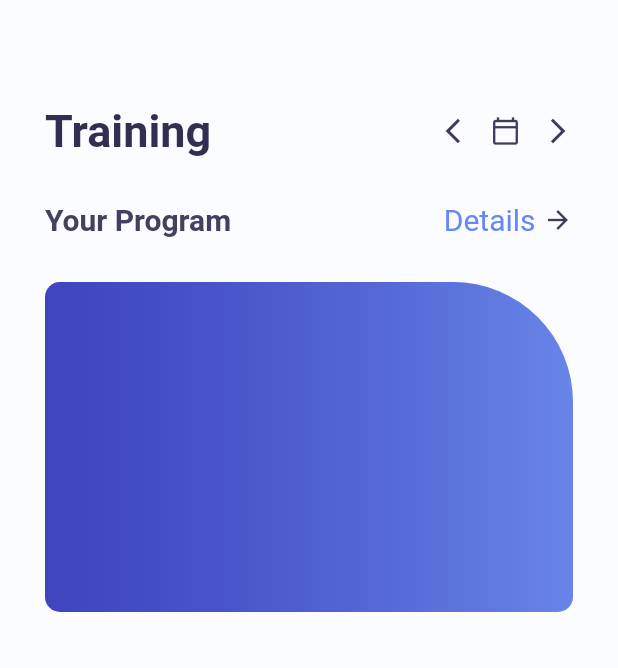
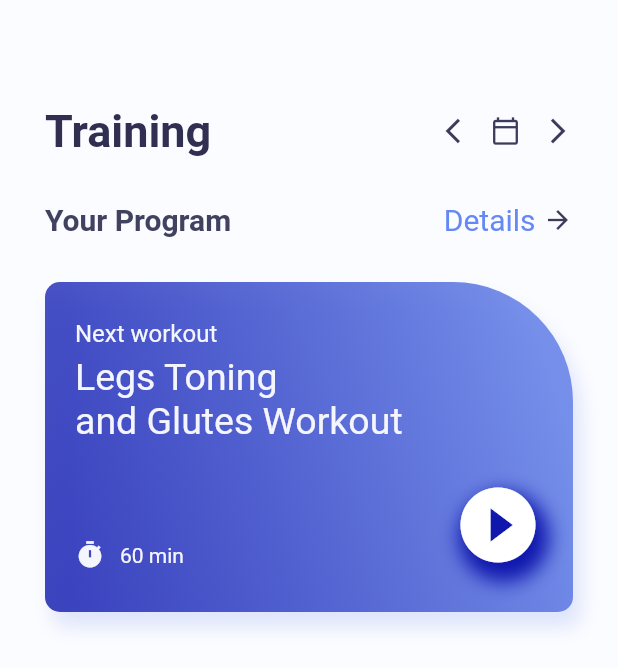
Before and after one commit to ezaz-ahmed/basic-flutter, a Flutter app: the screen it shows after launch, on a phone screen of 412 x 824 dp. Shown: the top 668 px of the screen. Run offline on Flutter 3.47's test engine with Material 2 defaults, Android fonts, the phone set to English and light mode, and no system bars.

Commit message:
Top section is done

```diff
--- a/lib/home_page.dart
+++ b/lib/home_page.dart
@@ -14,7 +14,11 @@ class _HomePageState extends State<HomePage> {
     return Scaffold(
       backgroundColor: color.AppColor.homePageBackground,
       body: Container(
-        padding: const EdgeInsets.only(top: 70, left: 30, right: 30),
+        padding: const EdgeInsets.only(
+          top: 70,
+          left: 30,
+          right: 30,
+        ),
         child: Column(
           children: <Widget>[
             Row(
@@ -95,14 +99,107 @@ class _HomePageState extends State<HomePage> {
                 gradient: LinearGradient(
                   colors: [
                     color.AppColor.gradientFirst.withOpacity(0.8),
-                    color.AppColor.gradientSecond,
+                    color.AppColor.gradientSecond.withOpacity(0.9),
                   ],
+                  begin: Alignment.bottomLeft,
+                  end: Alignment.centerRight,
                 ),
+                boxShadow: [
+                  BoxShadow(
+                    offset: const Offset(5, 10),
+                    blurRadius: 10,
+                    color: color.AppColor.gradientSecond.withOpacity(0.2),
+                  ),
+                ],
                 borderRadius: const BorderRadius.only(
                   topLeft: Radius.circular(10),
                   bottomRight: Radius.circular(10),
                   bottomLeft: Radius.circular(10),
                   topRight: Radius.circular(80),
+                ),
+              ),
+              child: Container(
+                padding: const EdgeInsets.only(
+                  left: 20,
+                  top: 25,
+                  right: 20,
+                ),
+                child: Column(
+                  crossAxisAlignment: CrossAxisAlignment.start,
+                  children: <Widget>[
+                    Text(
+                      'Next workout',
+                      style: TextStyle(
+                        fontSize: 16,
+                        color: color.AppColor.homePageContainerTextSmall,
+                      ),
+                    ),
+                    const SizedBox(
+                      height: 5,
+                    ),
+                    Text(
+                      'Legs Toning',
+                      style: TextStyle(
+                        fontSize: 25,
+                        color: color.AppColor.homePageContainerTextSmall,
+                      ),
+                    ),
+                    Text(
+                      'and Glutes Workout',
+                      style: TextStyle(
+                        fontSize: 25,
+                        color: color.AppColor.homePageContainerTextSmall,
+                      ),
+                    ),
+                    const SizedBox(
+                      height: 25,
+                    ),
+                    Row(
+                      crossAxisAlignment: CrossAxisAlignment.end,
+                      children: <Widget>[
+                        Row(
+                          children: <Widget>[
+                            Icon(
+                              Icons.timer,
+                              size: 20,
+                              color: color.AppColor.homePageContainerTextSmall,
+                            ),
+                            const SizedBox(
+                              width: 10,
+                            ),
+                            Text(
+                              '60 min',
+                              style: TextStyle(
+                                fontSize: 14,
+                                color:
+                                    color.AppColor.homePageContainerTextSmall,
+                              ),
+                            ),
+                          ],
+                        ),
+                        Expanded(
+                          child: Container(),
+                        ),
+                        Container(
+                          decoration: BoxDecoration(
+                            borderRadius: BorderRadius.circular(60),
+                            boxShadow: [
+                              BoxShadow(
+                                color: color.AppColor.gradientFirst,
+                                blurRadius: 10,
+                                offset: const Offset(4, 8),
+                              ),
+                            ],
+                          ),
+                          child: const Icon(
+                            Icons.play_circle_fill,
+                            size: 60,
+                            color: Colors.white,
+                          ),
+                        ),
+                      ],
+                    )
+                  ],
                 ),
               ),
             ),
```
